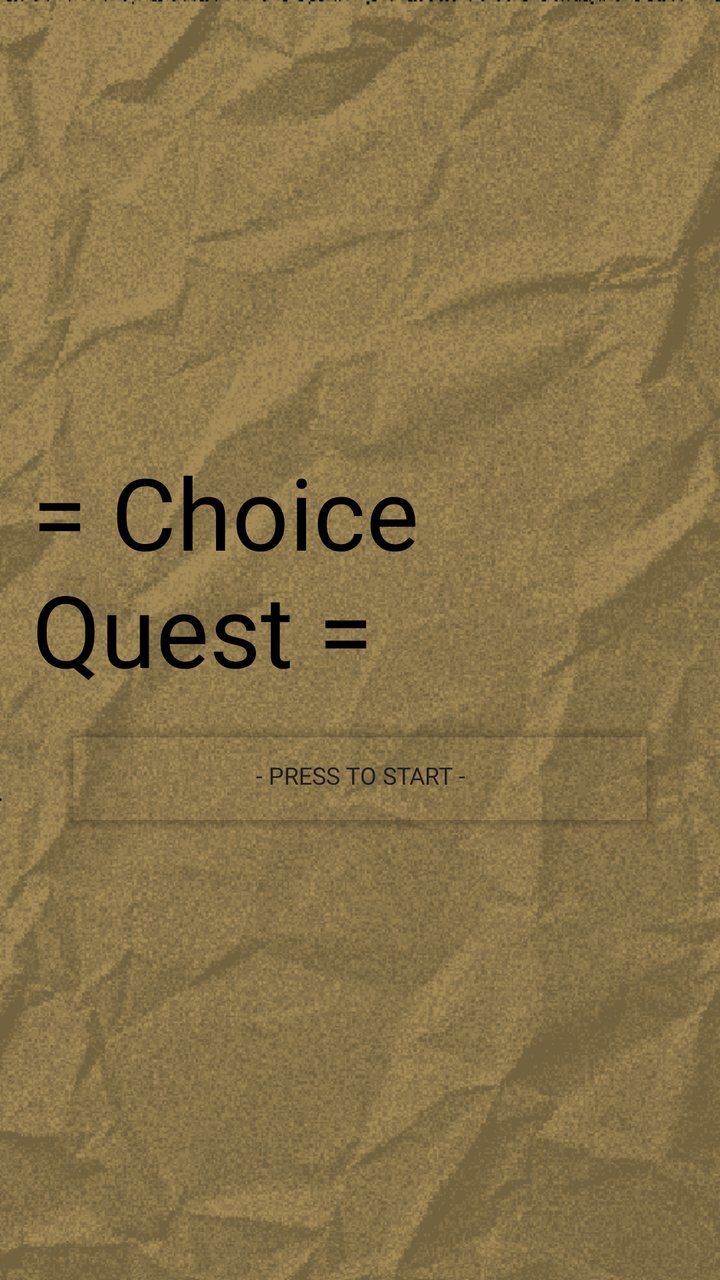
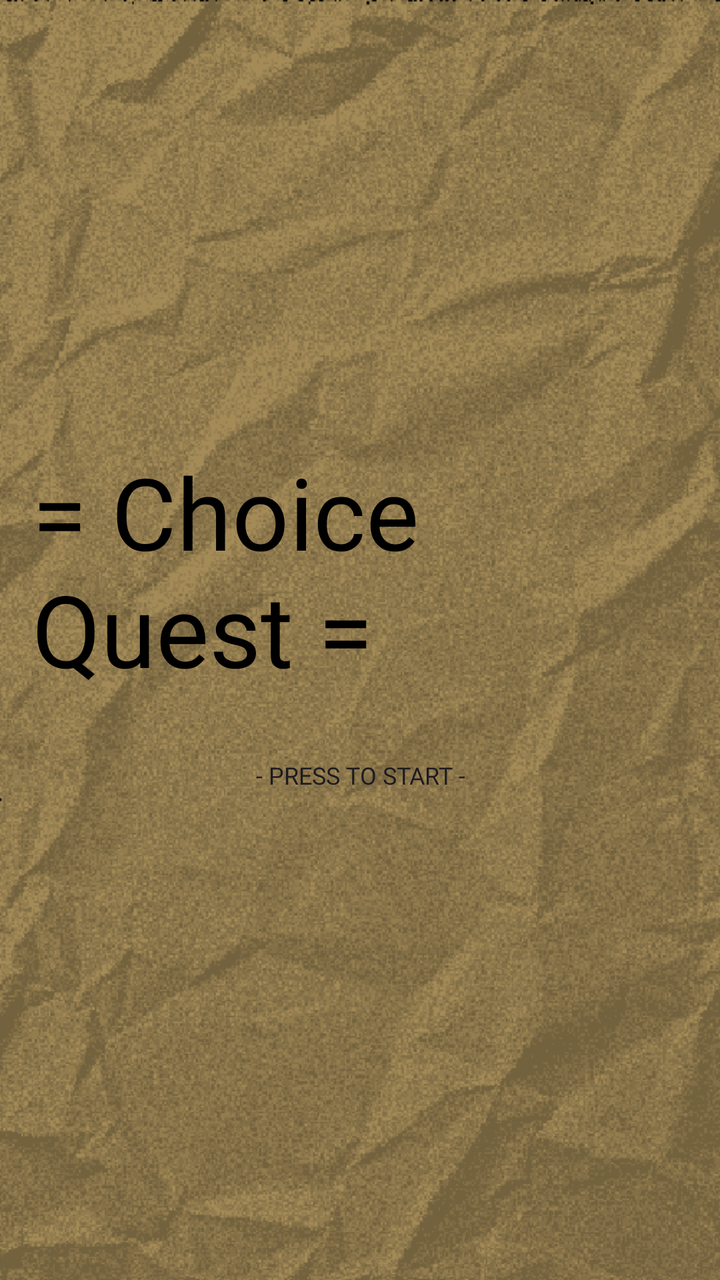

Compare the two renders of this Android layout. The source of the first and the diff that turns it into the second are given below.
<!-- AndroidManifest.xml: application theme Theme.ChoiceQuest -->
<!-- res/layout/activity_main.xml -->
<?xml version="1.0" encoding="utf-8"?>
<LinearLayout xmlns:android="http://schemas.android.com/apk/res/android"
    xmlns:app="http://schemas.android.com/apk/res-auto"
    xmlns:tools="http://schemas.android.com/tools"
    android:id="@+id/main"
    android:layout_width="match_parent"
    android:layout_height="match_parent"
    android:gravity="center"
    android:orientation="vertical"
    android:background="@drawable/papertexture_"
    android:backgroundTint="#f8e7c2"
    android:backgroundTintMode="multiply"
    android:padding="16dp"
    tools:context=".MainActivity">

    <TextView
        android:fontFamily="@font/pixelgame_font"
        android:layout_width="wrap_content"
        android:layout_height="wrap_content"
        android:textSize="50sp"
        android:textColor="#000000"
        android:text="= Choice Quest ="/>

    <Button
        android:layout_width="300dp"
        android:layout_height="60dp"
        android:layout_marginTop="10dp"
        android:backgroundTint="@android:color/transparent"
        android:textSize="12sp"
        android:fontFamily="@font/quest_font"
        android:text="- Press to Start -"
        android:onClick="mainActivity"/>

</LinearLayout>
<!-- resources referenced by this layout -->
<resources>
  <!-- drawable papertexture_: png bitmap (drawable, 156948 bytes) -->
  <style name="Theme.ChoiceQuest" parent="Base.Theme.ChoiceQuest" />
  <style name="Base.Theme.ChoiceQuest" parent="Theme.Material3.DayNight.NoActionBar">
          
          
      </style>
</resources>

<!-- the commit's change to res/layout/activity_main.xml (unified diff, before → after) -->
@@ -1,6 +1,5 @@
 <?xml version="1.0" encoding="utf-8"?>
 <LinearLayout xmlns:android="http://schemas.android.com/apk/res/android"
-    xmlns:app="http://schemas.android.com/apk/res-auto"
     xmlns:tools="http://schemas.android.com/tools"
     android:id="@+id/main"
     android:layout_width="match_parent"
@@ -14,21 +13,21 @@
     tools:context=".MainActivity">
 
     <TextView
-        android:fontFamily="@font/pixelgame_font"
         android:layout_width="wrap_content"
         android:layout_height="wrap_content"
+        android:text="= Choice Quest ="
         android:textSize="50sp"
         android:textColor="#000000"
-        android:text="= Choice Quest ="/>
+        android:fontFamily="@font/pixelgame_font" />
 
     <Button
         android:layout_width="300dp"
         android:layout_height="60dp"
         android:layout_marginTop="10dp"
-        android:backgroundTint="@android:color/transparent"
+        android:background="@android:color/transparent"
+        android:text="- Press to Start -"
         android:textSize="12sp"
         android:fontFamily="@font/quest_font"
-        android:text="- Press to Start -"
-        android:onClick="mainActivity"/>
+        android:onClick="mainActivity" />
 
 </LinearLayout>
